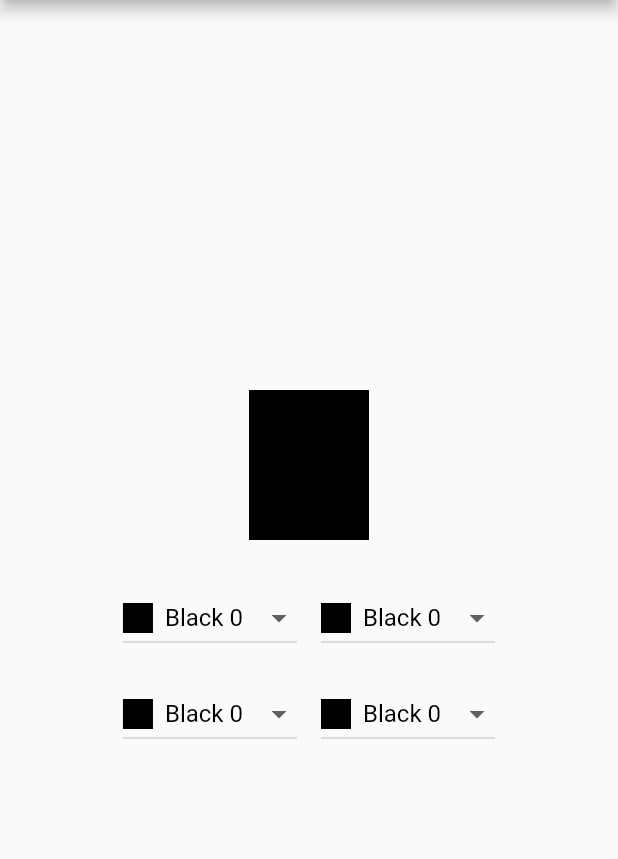
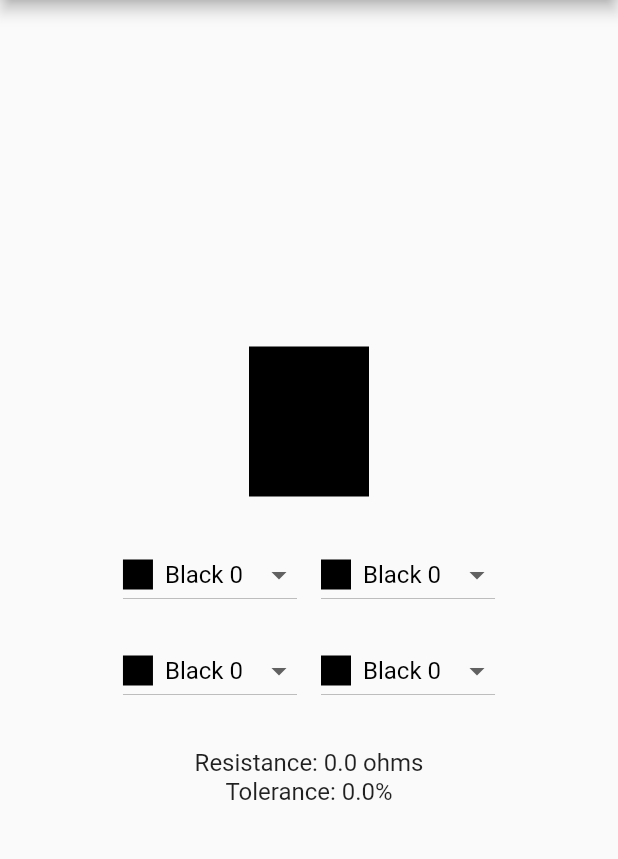
Before and after one commit to abakhour/ResistorApp, a Flutter app: the screen it shows after launch, after a tap on "4 Band Resistor", on a phone screen of 412 x 824 dp, the part 84-943 px from its top. Run offline on Flutter 3.47's test engine with Material 2 defaults, Android fonts, the phone set to English and light mode, and no system bars.

Commit message:
Add Resistance and Tolerance Functionality

```diff
--- /dev/null
+++ b/lib/home.dart
@@ -0,0 +1,51 @@
+import 'package:flutter/material.dart';
+import 'resistor3Band.dart';
+import 'resistor4Band.dart';
+import 'resistor5Band.dart';
+
+class MyHomePage extends StatelessWidget {
+  const MyHomePage({super.key});
+
+  @override
+  Widget build(BuildContext context) {
+    return Scaffold(
+      appBar: AppBar(title: const Text('Resistor Color Code')),
+      body: Center(
+        child: Column(
+          mainAxisAlignment: MainAxisAlignment.center,
+          children: [
+            ElevatedButton(
+              onPressed: () {
+                Navigator.push(
+                  context,
+                  MaterialPageRoute(builder: (context) => const Resistor3Band()),
+                );
+              },
+              child: const Text('3 Band Resistor'),
+            ),
+            const SizedBox(height: 20),
+            ElevatedButton(
+              onPressed: () {
+                Navigator.push(
+                  context,
+                  MaterialPageRoute(builder: (context) => const Resistor4Band()),
+                );
+              },
+              child: const Text('4 Band Resistor'),
+            ),
+            const SizedBox(height: 20),
+            ElevatedButton(
+              onPressed: () {
+                Navigator.push(
+                  context,
+                  MaterialPageRoute(builder: (context) => const Resistor5Band()),
+                );
+              },
+              child: const Text('5 Band Resistor'),
+            ),
+          ],
+        ),
+      ),
+    );
+  }
+}
--- a/lib/main.dart
+++ b/lib/main.dart
@@ -1,62 +1,17 @@
 import 'package:flutter/material.dart';
-import 'resistor3Band.dart';
-import 'resistor4Band.dart';
-import 'resistor5Band.dart';
+import 'home.dart';
 
 void main() {
-  runApp(MyApp());
+  runApp(const MyApp());
 }
 
 class MyApp extends StatelessWidget {
+  const MyApp({super.key});
+
   @override
   Widget build(BuildContext context) {
-    return MaterialApp(
+    return const MaterialApp(
       home: MyHomePage(),
     );
   }
 }
-
-class MyHomePage extends StatelessWidget {
-  @override
-  Widget build(BuildContext context) {
-    return Scaffold(
-      appBar: AppBar(title: Text('Resistor Color Code')),
-      body: Center(
-        child: Column(
-          mainAxisAlignment: MainAxisAlignment.center,
-          children: [
-            ElevatedButton(
-              onPressed: () {
-                Navigator.push(
-                  context,
-                  MaterialPageRoute(builder: (context) => Resistor3Band()),
-                );
-              },
-              child: Text('3 Band Resistor'),
-            ),
-            SizedBox(height: 20),
-            ElevatedButton(
-              onPressed: () {
-                Navigator.push(
-                  context,
-                  MaterialPageRoute(builder: (context) => Resistor4Band()),
-                );
-              },
-              child: Text('4 Band Resistor'),
-            ),
-            SizedBox(height: 20),
-            ElevatedButton(
-              onPressed: () {
-                Navigator.push(
-                  context,
-                  MaterialPageRoute(builder: (context) => Resistor5Band()),
-                );
-              },
-              child: Text('5 Band Resistor'),
-            ),
-          ],
-        ),
-      ),
-    );
-  }
-}
--- a/lib/resistor3Band.dart
+++ b/lib/resistor3Band.dart
@@ -2,12 +2,18 @@ import 'package:flutter/material.dart';
 import 'resistorWidget.dart';
 
 class Resistor3Band extends StatelessWidget {
+  const Resistor3Band({Key? key}) : super(key: key);
+
   @override
   Widget build(BuildContext context) {
     return Scaffold(
-      appBar: AppBar(title: Text('3 Band Resistor')),
+      appBar: AppBar(title: const Text('3 Band Resistor')),
       body: Center(
-        child: ResistorWidget()
+        child: ResistorWidget(
+          numberOfBands: 3,
+          onResistanceCalculated: (resistance, tolerance) {
+          },
+        ),
       ),
     );
   }
--- a/lib/resistor4Band.dart
+++ b/lib/resistor4Band.dart
@@ -2,14 +2,19 @@ import 'package:flutter/material.dart';
 import 'resistorWidget.dart';
 
 class Resistor4Band extends StatelessWidget {
+  const Resistor4Band({Key? key}) : super(key: key);
 
-@override
-Widget build(BuildContext context) {
-  return Scaffold(
-      appBar: AppBar(title: Text('4 Band Resistor')),
+  @override
+  Widget build(BuildContext context) {
+    return Scaffold(
+      appBar: AppBar(title: const Text('4 Band Resistor')),
       body: Center(
-      child: ResistorWidget(numberOfBands: 4)
+        child: ResistorWidget(
+          numberOfBands: 4,
+          onResistanceCalculated: (resistance, tolerance) {
+          },
+        ),
       ),
     );
-    }
+  }
 }
--- a/lib/resistor5Band.dart
+++ b/lib/resistor5Band.dart
@@ -2,13 +2,18 @@ import 'package:flutter/material.dart';
 import 'resistorWidget.dart';
 
 class Resistor5Band extends StatelessWidget {
+  const Resistor5Band({Key? key}) : super(key: key);
 
   @override
   Widget build(BuildContext context) {
     return Scaffold(
-      appBar: AppBar(title: Text('5 Band Resistor')),
+      appBar: AppBar(title: const Text('5 Band Resistor')),
       body: Center(
-          child: ResistorWidget(numberOfBands: 5)
+        child: ResistorWidget(
+          numberOfBands: 5,
+          onResistanceCalculated: (resistance, tolerance) {
+          },
+        ),
       ),
     );
   }
--- a/lib/resistorWidget.dart
+++ b/lib/resistorWidget.dart
@@ -1,3 +1,4 @@
+import 'dart:math';
 import 'package:flutter/material.dart';
 
 class ResistorBand {
@@ -9,8 +10,13 @@ class ResistorBand {
 
 class ResistorWidget extends StatefulWidget {
   final int numberOfBands;
+  final void Function(double, double) onResistanceCalculated;
 
-  ResistorWidget({this.numberOfBands = 3});
+  const ResistorWidget({
+    Key? key,
+    this.numberOfBands = 3,
+    required this.onResistanceCalculated,
+  }) : super(key: key);
 
   @override
   _ResistorWidgetState createState() => _ResistorWidgetState();
@@ -36,6 +42,39 @@ class _ResistorWidgetState extends State<ResistorWidget> {
   void initState() {
     super.initState();
     resistorBands = List.filled(widget.numberOfBands, resistorColors[0]);
+    widget.onResistanceCalculated(calculateResistance(), calculateTolerance());
+  }
+
+  double calculateResistance() {
+    int firstDigit = resistorBands[0].value;
+    int secondDigit = resistorBands[1].value;
+    int thirdDigit = 0;
+    int multipIndex = resistorBands.length - 2;
+    int multiplier = resistorBands[multipIndex].value;
+
+    if (resistorBands.length == 3) {
+      firstDigit = resistorBands[0].value;
+      secondDigit = resistorBands[1].value;
+      multiplier = resistorBands[2].value;
+    }
+    if (resistorBands.length == 5) {
+      firstDigit = 10 * resistorBands[0].value;
+      secondDigit = 10 * resistorBands[1].value;
+      thirdDigit = resistorBands[2].value;
+    }
+
+    int significantFigures = (firstDigit * 10) + secondDigit + thirdDigit;
+    double resistanceValue =
+        significantFigures * pow(10, multiplier).toDouble();
+
+    return resistanceValue;
+  }
+
+  double calculateTolerance() {
+    if (widget.numberOfBands == 4 || widget.numberOfBands == 5) {
+      return resistorBands.last.value/1.0;
+    }
+    return 2;
   }
 
   @override
@@ -44,13 +83,18 @@ class _ResistorWidgetState extends State<ResistorWidget> {
       child: Column(
         mainAxisAlignment: MainAxisAlignment.center,
         children: [
-          // Display resistor bands
           buildResistorBands(),
-
-          SizedBox(height: 20),
-
-          // Color selection buttons
+          const SizedBox(height: 20),
           buildColorSelection(),
+          const SizedBox(height: 20),
+          Text(
+            'Resistance: ${calculateResistance()} ohms',
+            style: const TextStyle(fontSize: 16),
+          ),
+          Text(
+            'Tolerance: ${calculateTolerance() * 10}%',
+            style: const TextStyle(fontSize: 16),
+          ),
         ],
       ),
     );
@@ -77,7 +121,7 @@ class _ResistorWidgetState extends State<ResistorWidget> {
       for (var j = i; j < i + 2 && j < widget.numberOfBands; j++) {
         rowChildren.add(
           Padding(
-            padding: EdgeInsets.all(8.0),
+            padding: const EdgeInsets.all(8.0),
             child: DropdownButton<ResistorBand>(
               value: resistorBands[j],
               items: resistorColors.map((band) {
@@ -90,10 +134,10 @@ class _ResistorWidgetState extends State<ResistorWidget> {
                         height: 20,
                         color: band.color,
                       ),
-                      SizedBox(width: 8),
+                      const SizedBox(width: 8),
                       Text(
                         '${_colorName(band.color)} ${band.value}',
-                        style: TextStyle(color: Colors.black),
+                        style: const TextStyle(color: Colors.black),
                       ),
                     ],
                   ),
@@ -102,6 +146,8 @@ class _ResistorWidgetState extends State<ResistorWidget> {
               onChanged: (newBand) {
                 setState(() {
                   resistorBands[j] = newBand!;
+                  widget.onResistanceCalculated(
+                      calculateResistance(), calculateTolerance());
                 });
               },
             ),
```
Lines whose indentation alone changed are shown as unchanged.
